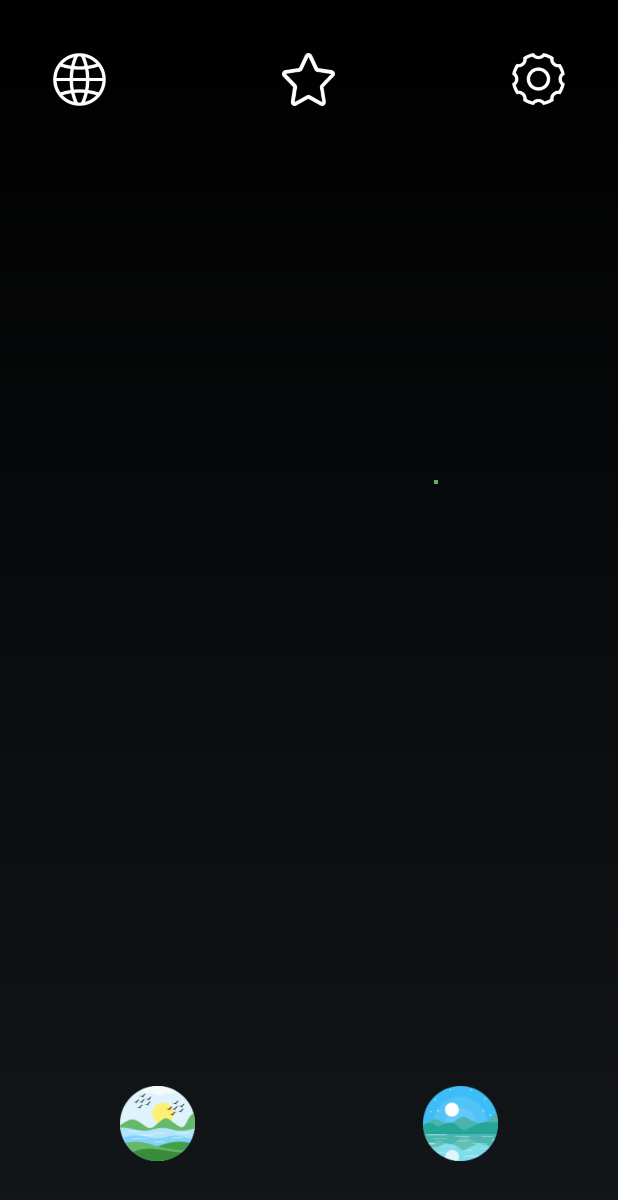
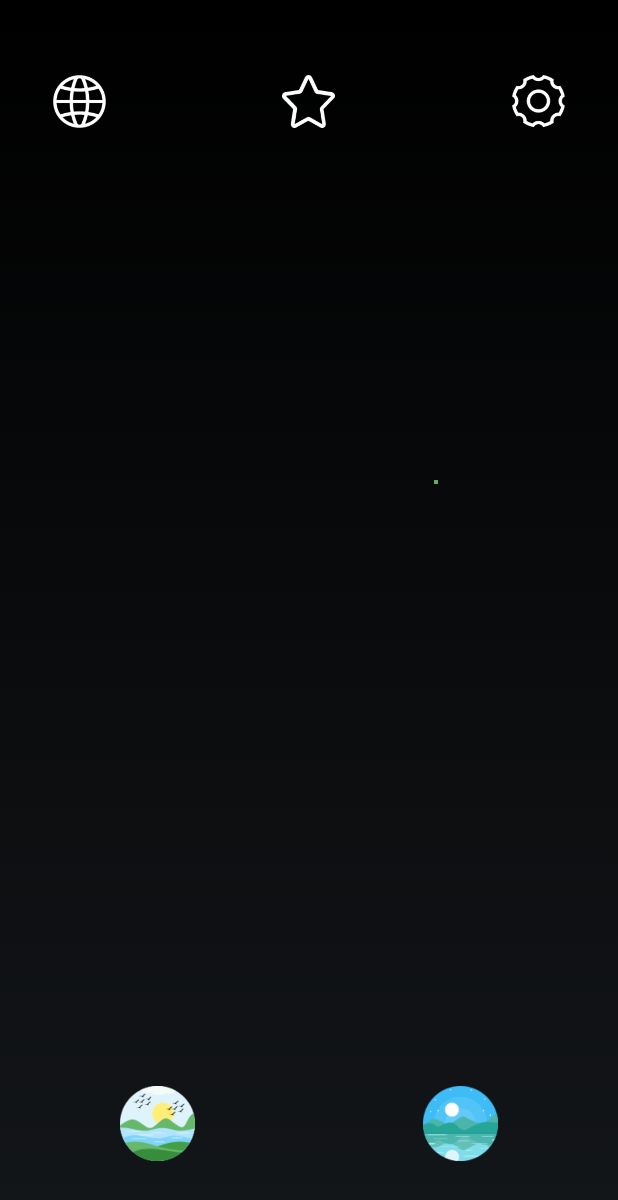
Before and after one commit to JUBO1992/Jyb-nacol, an Android app: the screen it shows after launch (FullscreenActivity), on a phone screen of 412 x 824 dp. Shown: the top 1200 px of the screen. Run offline under Robolectric (Android 15) with nearby library versions, the phone set to English and light mode, and no system bars.

Commit message:
feat(Jyb): 提升目标版本，适配全面屏，标题栏透明效果

```diff
--- a/Jyb/build.gradle
+++ b/Jyb/build.gradle
@@ -1,13 +1,13 @@
 apply plugin: 'com.android.application'
 
 android {
-    compileSdkVersion 21
+    compileSdkVersion 29
 
     defaultConfig {
         applicationId "com.example.jyb"
-        minSdkVersion 8
+        minSdkVersion 16
         //noinspection ExpiredTargetSdkVersion
-        targetSdkVersion 21
+        targetSdkVersion 29
         compileOptions {
             sourceCompatibility JavaVersion.VERSION_1_8
             targetCompatibility JavaVersion.VERSION_1_8
--- /dev/null
+++ b/Jyb/src/main/java/com/example/jyb/AlarmTimer.java
@@ -0,0 +1,4 @@
+package com.example.jyb;
+
+public class AlarmTimer {
+}
--- a/Jyb/src/main/res/layout/activity_asciiart.xml
+++ b/Jyb/src/main/res/layout/activity_asciiart.xml
@@ -13,7 +13,7 @@
             android:id="@+id/imageView1"
             android:layout_width="match_parent"
             android:layout_height="wrap_content"
-            android:layout_marginTop="0dp"
+            android:layout_marginTop="36dp"
             android:layout_weight="1"
             android:background="#b1e3fb" />
 
--- a/Jyb/src/main/res/layout/activity_calc.xml
+++ b/Jyb/src/main/res/layout/activity_calc.xml
@@ -10,7 +10,7 @@
         android:layout_width="match_parent"
         android:layout_height="match_parent"
         android:layout_marginBottom="420dp"
-        android:layout_marginTop="1dp"
+        android:layout_marginTop="36dp"
         android:layout_marginLeft="1dp"
         android:layout_marginRight="1dp"
         android:background="@drawable/bg_gameview"
--- a/Jyb/src/main/res/layout/activity_calc2.xml
+++ b/Jyb/src/main/res/layout/activity_calc2.xml
@@ -12,7 +12,7 @@
         android:layout_marginBottom="469dp"
         android:layout_marginLeft="1dp"
         android:layout_marginRight="1dp"
-        android:layout_marginTop="1dp"
+        android:layout_marginTop="36dp"
         android:background="@drawable/bg_gameview"
         android:editable="false"
         android:gravity="right"
--- a/Jyb/src/main/res/layout/activity_favourite.xml
+++ b/Jyb/src/main/res/layout/activity_favourite.xml
@@ -9,7 +9,7 @@
         android:layout_width="35dp"
         android:layout_height="35dp"
         android:layout_gravity="center_horizontal"
-        android:layout_marginTop="35dp"
+        android:layout_marginTop="50dp"
         android:background="@drawable/btnbg_close" />
 
     <ImageView
--- a/Jyb/src/main/res/layout/activity_fullscreen.xml
+++ b/Jyb/src/main/res/layout/activity_fullscreen.xml
@@ -39,7 +39,7 @@
         android:layout_width="35dp"
         android:layout_height="35dp"
         android:layout_marginLeft="35dp"
-        android:layout_marginTop="35dp"
+        android:layout_marginTop="50dp"
         android:background="@drawable/btnbg_about" />
 
     <Button
@@ -47,7 +47,7 @@
         android:layout_width="35dp"
         android:layout_height="35dp"
         android:layout_gravity="center_horizontal"
-        android:layout_marginTop="35dp"
+        android:layout_marginTop="50dp"
         android:background="@drawable/btnbg_favorite" />
 
     <Button
@@ -56,7 +56,7 @@
         android:layout_height="35dp"
         android:layout_gravity="right"
         android:layout_marginRight="35dp"
-        android:layout_marginTop="35dp"
+        android:layout_marginTop="50dp"
         android:background="@drawable/btnbg_setting" />
 
     <Button
--- a/Jyb/src/main/res/layout/activity_game2048.xml
+++ b/Jyb/src/main/res/layout/activity_game2048.xml
@@ -13,7 +13,7 @@
         android:layout_width="wrap_content"
         android:layout_height="48dp"
         android:layout_gravity="center_horizontal"
-        android:layout_marginTop="36dp"
+        android:layout_marginTop="50dp"
         android:text="Game 2048"
         android:textColor="#ff6600"
         android:textSize="32dp" />
@@ -21,7 +21,7 @@
     <FrameLayout
         android:layout_width="match_parent"
         android:layout_height="wrap_content"
-        android:layout_marginTop="30dp" >
+        android:layout_marginTop="50dp" >
 
         <!-- android:layout_width设置为150dp卡片不显示 -->
 
@@ -56,7 +56,7 @@
         android:layout_height="1dp"
         android:layout_gravity="center"
         android:layout_marginBottom="70dp"
-        android:layout_marginTop="48dp"
+        android:layout_marginTop="60dp"
         android:layout_weight="1"
         android:background="@drawable/bg_gameview"
         android:gravity="center" >
--- a/Jyb/src/main/res/layout/activity_jigsawpuzzle.xml
+++ b/Jyb/src/main/res/layout/activity_jigsawpuzzle.xml
@@ -11,7 +11,7 @@
         android:layout_width="wrap_content"
         android:layout_height="wrap_content"
         android:layout_gravity="center_horizontal"
-        android:layout_marginTop="0dp"
+        android:layout_marginTop="50dp"
         android:gravity="center"
         android:text="Jigsaw Puzzle"
         android:textColor="#ff6600"
@@ -20,7 +20,7 @@
     <FrameLayout
         android:layout_width="match_parent"
         android:layout_height="wrap_content"
-        android:layout_marginTop="50dp" >
+        android:layout_marginTop="120dp" >
 
         <ImageView
             android:id="@+id/thumbnail"
--- a/Jyb/src/main/res/layout/activity_setting.xml
+++ b/Jyb/src/main/res/layout/activity_setting.xml
@@ -10,7 +10,7 @@
         android:layout_height="35dp"
         android:layout_gravity="right"
         android:layout_marginRight="35dp"
-        android:layout_marginTop="35dp"
+        android:layout_marginTop="50dp"
         android:background="@drawable/btnbg_close"/>
 
     <TextView
--- a/Jyb/src/main/res/layout/activity_test.xml
+++ b/Jyb/src/main/res/layout/activity_test.xml
@@ -9,7 +9,7 @@
         android:layout_width="35dp"
         android:layout_height="35dp"
         android:layout_marginLeft="35dp"
-        android:layout_marginTop="35dp"
+        android:layout_marginTop="50dp"
         android:background="@drawable/btnbg_close" />
 
     <Button
--- a/Jyb/src/main/res/layout/fragment_music.xml
+++ b/Jyb/src/main/res/layout/fragment_music.xml
@@ -1,6 +1,6 @@
 <RelativeLayout xmlns:android="http://schemas.android.com/apk/res/android"
     xmlns:tools="http://schemas.android.com/tools"
-    xmlns:effect="http://schemas.android.com/apk/res/com.example.jyb"
+    xmlns:effect="http://schemas.android.com/apk/res-auto"
     android:layout_width="match_parent"
     android:layout_height="match_parent"
     tools:context="com.example.jyb.GraphicActivity" >
--- a/Jyb/src/main/res/layout/fragment_rain.xml
+++ b/Jyb/src/main/res/layout/fragment_rain.xml
@@ -1,6 +1,6 @@
 <RelativeLayout xmlns:android="http://schemas.android.com/apk/res/android"
     xmlns:tools="http://schemas.android.com/tools"
-    xmlns:effect="http://schemas.android.com/apk/res/com.example.jyb"
+    xmlns:effect="http://schemas.android.com/apk/res-auto"
     android:layout_width="match_parent"
     android:layout_height="match_parent"
     tools:context="com.example.jyb.GraphicActivity" >
--- a/Jyb/src/main/res/layout/fragment_snow.xml
+++ b/Jyb/src/main/res/layout/fragment_snow.xml
@@ -1,6 +1,6 @@
 <RelativeLayout xmlns:android="http://schemas.android.com/apk/res/android"
     xmlns:tools="http://schemas.android.com/tools"
-    xmlns:effect="http://schemas.android.com/apk/res/com.example.jyb"
+    xmlns:effect="http://schemas.android.com/apk/res-auto"
     android:layout_width="match_parent"
     android:layout_height="match_parent"
     tools:context="com.example.jyb.GraphicActivity" >
--- a/Jyb/src/main/res/layout/fragment_star.xml
+++ b/Jyb/src/main/res/layout/fragment_star.xml
@@ -1,6 +1,6 @@
 <RelativeLayout xmlns:android="http://schemas.android.com/apk/res/android"
     xmlns:tools="http://schemas.android.com/tools"
-    xmlns:effect="http://schemas.android.com/apk/res/com.example.jyb"
+    xmlns:effect="http://schemas.android.com/apk/res-auto"
     android:layout_width="match_parent"
     android:layout_height="match_parent"
     tools:context="com.example.jyb.GraphicActivity" >
--- a/Jyb/src/main/res/values/styles.xml
+++ b/Jyb/src/main/res/values/styles.xml
@@ -7,14 +7,14 @@
         <!-- All customizations that are NOT specific to a particular API-level can go here. -->
     </style>
 
-    <style name="Transparent" parent="android:Theme.NoTitleBar.Fullscreen">
+    <style name="Transparent" parent="android:Theme.Holo.NoActionBar.TranslucentDecor">
         <item name="android:windowBackground">@color/transparent_background</item>
         <item name="android:windowNoTitle">true</item>
         <item name="android:windowIsTranslucent">true</item>
         <!-- <item name="android:windowAnimationStyle">@+android:style/Animation.Translucent</item> -->
     </style>
 
-    <style name="Transparent2" parent="android:Theme.NoTitleBar.Fullscreen">
+    <style name="Transparent2" parent="android:Theme.Holo.NoActionBar.TranslucentDecor">
         <item name="android:windowBackground">@color/transparent2_background</item>
         <item name="android:windowIsTranslucent">true</item>
     </style>
```
Also changed, not shown: Jyb/src/main/AndroidManifest.xml (+32 -13 lines), Jyb/src/main/java/com/example/jyb/AlarmReceiver.java (added, +12 -0 lines), Jyb/src/main/res/layout/activity_about.xml (+5 -5 lines), 1 other file.
